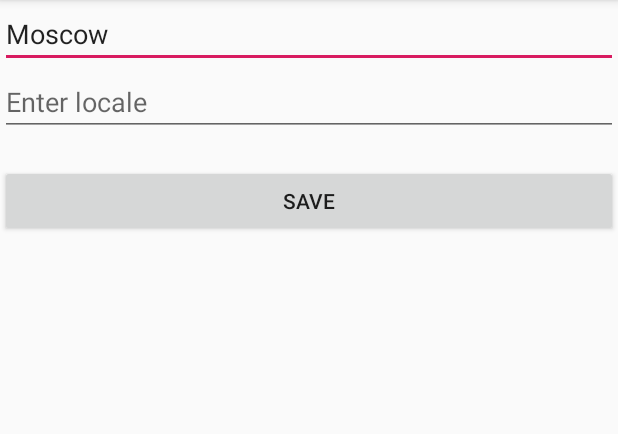
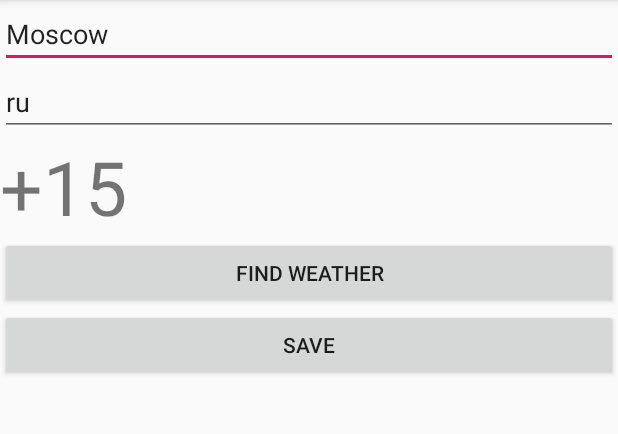
Before and after one commit to shight-dev/CityWeather, an Android app: the screen it shows after launch (EditActivity), after a tap on "Moscow", on a phone screen of 412 x 824 dp, the part 84-518 px from its top. Run offline under Robolectric (Android 15) with nearby library versions, the phone set to English and light mode, and no system bars; our stand-ins replace Dagger/Hilt's generated code, Room's generated code; 2 statements that could not run were skipped; 1 other tap on this screen came first.

Commit message:
Loading weather
Функционал загрузки погоды

```diff
--- a/app/src/main/java/com/sample/cityweather/DaggerWork/App.kt
+++ b/app/src/main/java/com/sample/cityweather/DaggerWork/App.kt
@@ -8,6 +8,7 @@ class App : Application(){
         return DaggerAppComponent.builder()
             .contextModule(ContextModule(applicationContext))
             .dataWorkerModule(DataWorkerModule())
+            .retrofitControllerModule(RetrofitControllerModule())
             .build()
     }
 
--- a/app/src/main/java/com/sample/cityweather/DaggerWork/AppComponent.kt
+++ b/app/src/main/java/com/sample/cityweather/DaggerWork/AppComponent.kt
@@ -5,7 +5,7 @@ import com.sample.cityweather.Fragments.WeatherListFragment
 import dagger.Component
 import javax.inject.Singleton
 
-@Component(modules = [DataWorkerModule::class, ContextModule::class])
+@Component(modules = [DataWorkerModule::class, ContextModule::class, RetrofitControllerModule::class])
 @Singleton
 interface AppComponent {
 
--- /dev/null
+++ b/app/src/main/java/com/sample/cityweather/DaggerWork/RetrofitControllerModule.kt
@@ -0,0 +1,16 @@
+package com.sample.cityweather.DaggerWork
+
+import com.sample.cityweather.Retrofit.WeatherController
+import dagger.Module
+import dagger.Provides
+import javax.inject.Singleton
+
+@Module
+class RetrofitControllerModule {
+    @Provides
+    @Singleton
+    fun getRetrofitController():WeatherController{
+        return WeatherController()
+    }
+
+}
--- a/app/src/main/java/com/sample/cityweather/DbWork/DataWorker.kt
+++ b/app/src/main/java/com/sample/cityweather/DbWork/DataWorker.kt
@@ -15,8 +15,8 @@ class DataWorker(context: Context) {
             super.onCreate(db)
             Executors.newSingleThreadScheduledExecutor()
                 .execute {
-                    mWeatherDb.weatherDao().addWeather(WeatherData("+15", "Moscow"))
-                    mWeatherDb.weatherDao().addWeather(WeatherData("+35", "Bangkok"))
+                    mWeatherDb.weatherDao().addWeather(WeatherData("+15", "Moscow","ru"))
+                    mWeatherDb.weatherDao().addWeather(WeatherData("+35", "Bangkok", "th"))
                 }
         }
 
--- a/app/src/main/java/com/sample/cityweather/Fragments/EditFragment.kt
+++ b/app/src/main/java/com/sample/cityweather/Fragments/EditFragment.kt
@@ -2,15 +2,20 @@ package com.sample.cityweather.Fragments
 
 import android.content.Context
 import android.os.Bundle
+import android.text.Editable
+import android.text.TextWatcher
 import androidx.fragment.app.Fragment
 import android.view.LayoutInflater
 import android.view.View
 import android.view.ViewGroup
 import com.sample.cityweather.DaggerWork.App
 import com.sample.cityweather.DataClasses.WeatherData
+import com.sample.cityweather.DataWorkers.WeatherConverter
 import com.sample.cityweather.DbWork.DataWorker
 
 import com.sample.cityweather.R
+import com.sample.cityweather.Retrofit.WeatherController
+import com.sample.cityweather.Retrofit.DataCallback
 import kotlinx.android.synthetic.main.fragment_edit.*
 import javax.inject.Inject
 
@@ -19,6 +24,9 @@ class EditFragment : Fragment() {
 
     @Inject
     lateinit var dataWorker: DataWorker
+
+    @Inject
+    lateinit var weatherController:WeatherController
 
     private var weatherData: WeatherData? = null
 
@@ -62,11 +70,55 @@ class EditFragment : Fragment() {
             }
             listener?.onFragmentInteraction("close")
         }
+
+        findWeatherBtn.setOnClickListener{
+            weatherData?.let {
+                weatherController.start(object : DataCallback{
+                    override fun setData(data: String?) {
+                        val res = WeatherConverter.convertKelvin(data)
+                        weatherView.text = res
+                        weatherData!!.weather = res
+                    }
+                }, weatherData!!)
+            }
+        }
+
+        cityEdit.addTextChangedListener(object : TextWatcher{
+            override fun beforeTextChanged(s: CharSequence?, start: Int, count: Int, after: Int) {
+                //do nothing
+            }
+
+            override fun onTextChanged(s: CharSequence?, start: Int, before: Int, count: Int) {
+                //do nothing
+            }
+
+            override fun afterTextChanged(s: Editable?) {
+                weatherData?.city = s.toString()
+            }
+
+        })
+
+        localeEdit.addTextChangedListener(object : TextWatcher{
+            override fun beforeTextChanged(s: CharSequence?, start: Int, count: Int, after: Int) {
+                //do nothing
+            }
+
+            override fun onTextChanged(s: CharSequence?, start: Int, before: Int, count: Int) {
+                //do nothing
+            }
+
+            override fun afterTextChanged(s: Editable?) {
+                weatherData?.locale = s.toString()
+            }
+
+        })
         updateUi()
     }
 
     fun updateUi() {
         cityEdit.setText(weatherData?.city)
+        localeEdit.setText(weatherData?.locale)
+        weatherView.text = weatherData?.weather
     }
 
     override fun onAttach(context: Context) {
--- a/app/src/main/java/com/sample/cityweather/Fragments/WeatherListFragment.kt
+++ b/app/src/main/java/com/sample/cityweather/Fragments/WeatherListFragment.kt
@@ -15,12 +15,14 @@ import androidx.recyclerview.widget.RecyclerView
 import com.sample.cityweather.Activities.EditActivity
 import com.sample.cityweather.DaggerWork.App
 import com.sample.cityweather.DataClasses.WeatherData
+import com.sample.cityweather.DataWorkers.WeatherConverter
 import com.sample.cityweather.DbWork.DataWorker
 
 import com.sample.cityweather.R
-import com.sample.cityweather.Retrofit.Controller
+import com.sample.cityweather.Retrofit.WeatherController
+import com.sample.cityweather.Retrofit.DataCallback
+import com.sample.cityweather.Retrofit.PictureController
 import kotlinx.android.synthetic.main.fragment_list.*
-import kotlinx.android.synthetic.main.list_item_weather.*
 import javax.inject.Inject
 
 class WeatherListFragment : Fragment() {
@@ -29,27 +31,38 @@ class WeatherListFragment : Fragment() {
     @Inject
     lateinit var dataWorker : DataWorker
 
+    @Inject
+    lateinit var weatherController : WeatherController
+
     private val REQUEST_CODE = 10
 
     override fun onCreate(savedInstanceState: Bundle?) {
         super.onCreate(savedInstanceState)
         App.component.inject(this)
         setHasOptionsMenu(true)
-
-        val controller = Controller()
-        controller.start()
     }
 
     private fun updateUi() {
         val weatherAdapter =
             WeatherAdapter(dataWorker.getAllWeather())
         weatherRecyclerView!!.adapter = weatherAdapter
+        weatherAdapter.notifyDataSetChanged()
     }
 
     override fun onStart() {
         weatherRecyclerView!!.layoutManager = LinearLayoutManager(activity)
         updateUi()
+        updateBtn.setOnClickListener{
+            updateUi()
+        }
         super.onStart()
+        val pictureController = PictureController()
+        pictureController.start(object :DataCallback{
+            override fun setData(data: String?) {
+                val a =1
+            }
+
+        }, "Moscow")
     }
 
     override fun onCreateView(
@@ -115,6 +128,15 @@ class WeatherListFragment : Fragment() {
             weatherTextView.text = weatherData.weather
             localeTextView.text = weatherData.locale
             weather = weatherData
+            weatherController.start(object : DataCallback{
+                override fun setData(data: String?) {
+                    val weatherString =  WeatherConverter.convertKelvin(data)
+                    weatherTextView.text = weatherString
+                    weather.weather = weatherString
+                    dataWorker.updateWeather(weather)
+                }
+
+            },weather)
         }
     }
 
--- a/app/src/main/java/com/sample/cityweather/Retrofit/Controller.kt
+++ /dev/null
@@ -1,37 +0,0 @@
-package com.sample.cityweather.Retrofit
-
-import com.google.gson.GsonBuilder
-import retrofit2.Call
-import retrofit2.Callback
-import retrofit2.Response
-import retrofit2.converter.gson.GsonConverterFactory
-import retrofit2.Retrofit
-
-
-class Controller : Callback<WeatherResponse> {
-    override fun onFailure(call: Call<WeatherResponse>, t: Throwable) {
-        val a = 1
-    }
-
-    override fun onResponse(call: Call<WeatherResponse>, response: Response<WeatherResponse>) {
-        val a =1
-    }
-
-    private val BASE_URL = "http://api.openweathermap.org/"
-
-    fun start() {
-        val gson = GsonBuilder().setLenient().create()
-
-        val retrofit = Retrofit.Builder()
-            .baseUrl(BASE_URL)
-            .addConverterFactory(GsonConverterFactory.create(gson))
-            .build()
-
-        val weatherApi = retrofit.create(WeatherApi::class.java)
-
-        val call: Call<WeatherResponse> = weatherApi.loadWeather("Moscow,ru")
-
-        call.enqueue(this)
-    }
-
-}
--- /dev/null
+++ b/app/src/main/java/com/sample/cityweather/Retrofit/DataCallback.kt
@@ -0,0 +1,5 @@
+package com.sample.cityweather.Retrofit
+
+interface DataCallback {
+    fun setData(data:String?)
+}
--- a/app/src/main/java/com/sample/cityweather/Retrofit/WeatherApi.kt
+++ b/app/src/main/java/com/sample/cityweather/Retrofit/WeatherApi.kt
@@ -4,10 +4,10 @@ import retrofit2.Call
 import retrofit2.http.GET
 import retrofit2.http.Query
 
-const val API_KEY = "84645f00e4d59563e6157c7f87d1831e"
+private const val WEATHER_API_KEY = "84645f00e4d59563e6157c7f87d1831e"
 
 interface WeatherApi {
 
     @GET("data/2.5/weather")
-    fun loadWeather(@Query("q") cityName: String, @Query("APPID") appId: String = API_KEY): Call<WeatherResponse>
+    fun loadWeather(@Query("q") cityName: String, @Query("APPID") appId: String = WEATHER_API_KEY): Call<WeatherResponse>
 }
--- /dev/null
+++ b/app/src/main/java/com/sample/cityweather/Retrofit/WeatherController.kt
@@ -0,0 +1,43 @@
+package com.sample.cityweather.Retrofit
+
+import com.google.gson.GsonBuilder
+import com.sample.cityweather.DataClasses.WeatherData
+import retrofit2.Call
+import retrofit2.Callback
+import retrofit2.Response
+import retrofit2.converter.gson.GsonConverterFactory
+import retrofit2.Retrofit
+
+
+class WeatherController {
+
+    private val BASE_URL = "http://api.openweathermap.org/"
+
+    fun start(dataCallback: DataCallback, weatherData:WeatherData) {
+        val gson = GsonBuilder().setLenient().create()
+
+        val retrofit = Retrofit.Builder()
+            .baseUrl(BASE_URL)
+            .addConverterFactory(GsonConverterFactory.create(gson))
+            .build()
+
+        val weatherApi = retrofit.create(WeatherApi::class.java)
+
+        val call: Call<WeatherResponse> = weatherApi.loadWeather("${weatherData.city},${weatherData.locale}")
+
+        call.enqueue(object : Callback<WeatherResponse>{
+            override fun onFailure(call: Call<WeatherResponse>, t: Throwable) {
+                val a =1
+            }
+
+            override fun onResponse(
+                call: Call<WeatherResponse>,
+                response: Response<WeatherResponse>
+            ) {
+                dataCallback.setData(response.body()?.main?.temp)
+            }
+
+        })
+    }
+
+}
--- a/app/src/main/res/layout/fragment_edit.xml
+++ b/app/src/main/res/layout/fragment_edit.xml
@@ -23,7 +23,14 @@
     <TextView
         android:id="@+id/weatherView"
         android:layout_width="match_parent"
-        android:layout_height="wrap_content" />
+        android:layout_height="wrap_content"
+        android:textSize="50sp"/>
+
+    <Button
+        android:id="@+id/findWeatherBtn"
+        android:layout_width="match_parent"
+        android:layout_height="wrap_content"
+        android:text="@string/find_weather" />
 
     <Button
         android:id="@+id/saveBtn"
--- a/app/src/main/res/values/strings.xml
+++ b/app/src/main/res/values/strings.xml
@@ -4,4 +4,6 @@
     <string name="save">Save</string>
     <string name="enter_locale">Enter locale</string>
     <string name="enter_city">Enter city</string>
+    <string name="find_weather">Find weather</string>
+    <string name="update">Update</string>
 </resources>
```
Also changed, not shown: app/src/main/java/com/sample/cityweather/DataWorkers/WeatherConverter.kt (added, +19 -0 lines), app/src/main/res/layout/fragment_list.xml (+13 -4 lines).
